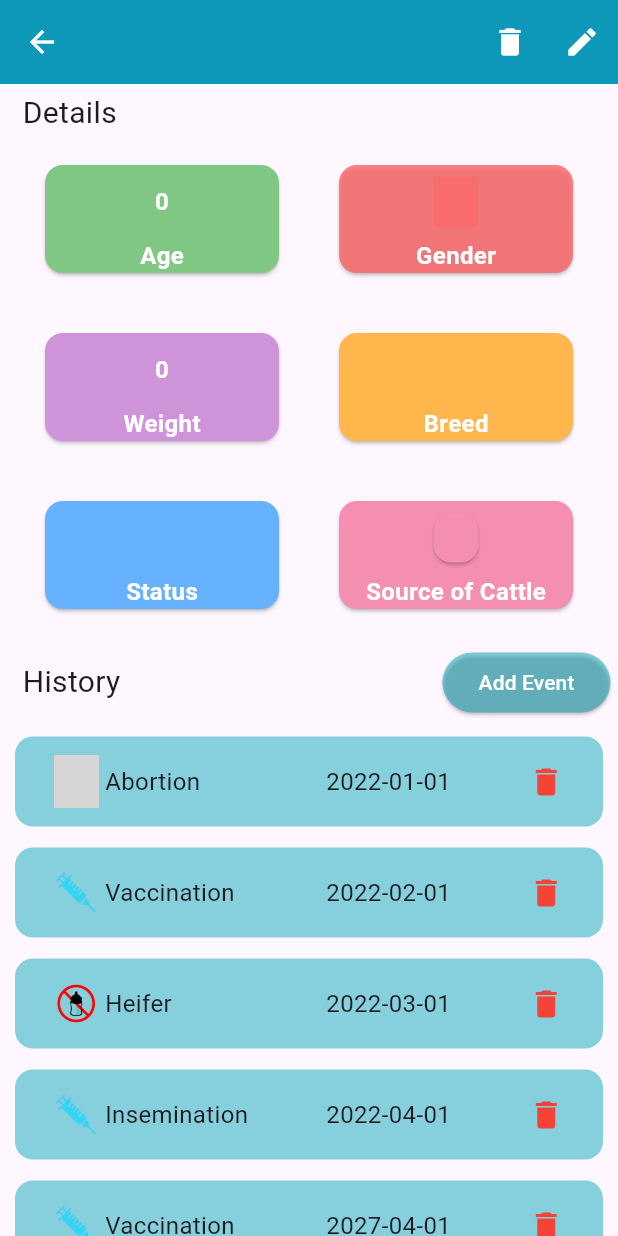
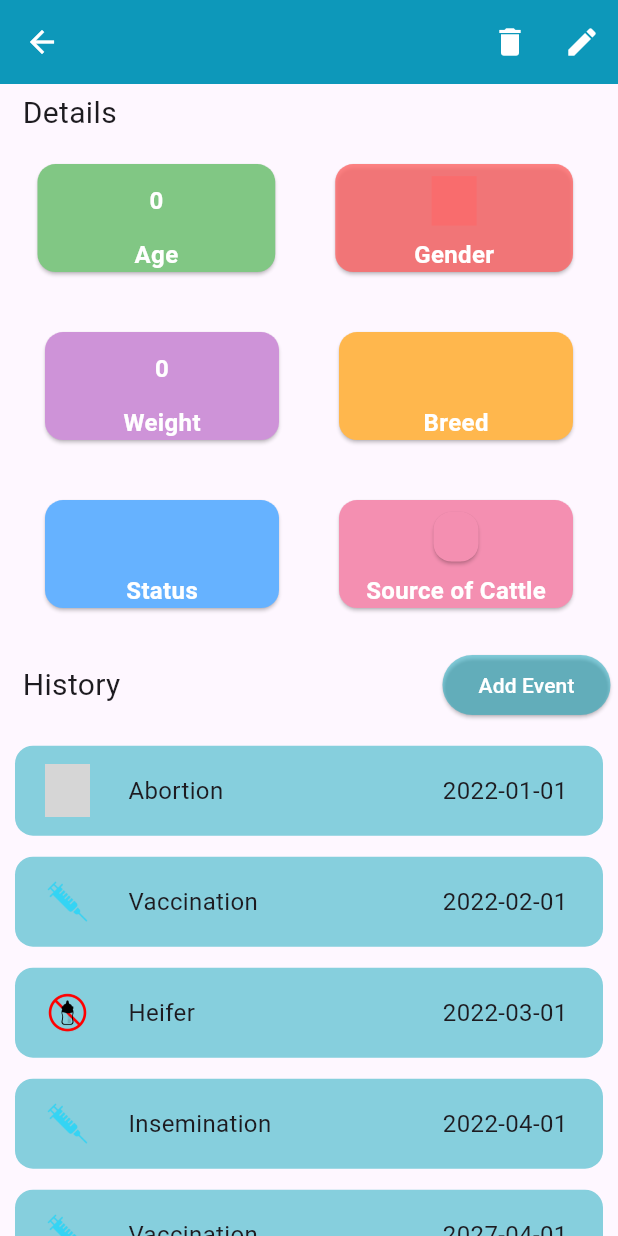
Before and after one commit to mrsushilkumar/DEP24-P20-DairyMgmtApp, a Flutter app: the AnimalDetails screen opened directly with empty values, on a phone screen of 412 x 824 dp. Run offline on Flutter 3.47's test engine with Material 3 defaults, Android fonts, the phone set to English and light mode, and no system bars; our stand-ins replace cloud_firestore, firebase_auth, firebase_core; missing offline and left inert: email_otp; accounts and stored records are empty; grey boxes are pictures that could not be loaded.

Commit message:
remove error in animal list history
.....................

```diff
--- a/farm_expense_mangement_app/lib/screens/home/animaldetails.dart
+++ b/farm_expense_mangement_app/lib/screens/home/animaldetails.dart
@@ -2,7 +2,9 @@
 import 'package:cloud_firestore/cloud_firestore.dart';
 import 'package:farm_expense_mangement_app/screens/home/animallist.dart';
 import 'package:firebase_auth/firebase_auth.dart';
+import 'package:flutter/cupertino.dart';
 import 'package:flutter/material.dart';
+import 'package:flutter/widgets.dart';
 
 import '../../models/cattle.dart';
 import '../../services/database/cattledatabase.dart';
@@ -72,6 +74,24 @@ class _AnimalDetailsState extends State<AnimalDetails> {
 
   @override
   Widget build(BuildContext context) {
+
+    Widget buildWidget(Map<String,Object> event) {
+      if (event['event'].toString() == 'abortion')
+        return Image.asset('asset/Cross_img.png',width: 30,height: 35,);
+
+      else if (event['event'].toString() == 'vaccination')
+        return Image.asset('asset/Vaccination.png',width: 30,height: 35,);
+
+      else if (event['event'].toString() == 'heifer')
+        return Image.asset('asset/heifer.png',width: 30,height: 35,);
+
+      else
+        return Image.asset('asset/Vaccination.png',width: 30,height: 35,);
+
+
+    }
+
+
     return Scaffold(
       appBar: AppBar(
         title: Text(
@@ -118,21 +138,25 @@ class _AnimalDetailsState extends State<AnimalDetails> {
               return Column(
                 crossAxisAlignment: CrossAxisAlignment.start,
                 children: [
-                  const Padding(
+                  const Expanded(
+                    flex: 1,
+                    child: Padding(
                       padding: EdgeInsets.fromLTRB(15, 5, 0, 0),
                       child: Text("Details",style: TextStyle(fontWeight:FontWeight.w400,fontSize: 20),),
                     ),
-                  Column(
+                  ),
+                  Expanded(
+                    flex: 10,
+                    child: Column(
                       children: [
                         Padding(
-                        padding: const EdgeInsets.fromLTRB(10,10,10,10),
+                          padding: const EdgeInsets.fromLTRB(5,10,10,10),
                           child: Row(
 
-                          mainAxisAlignment: MainAxisAlignment.spaceAround,
+                            // mainAxisAlignment: MainAxisAlignment.spaceAround,
                             children: [
 
                               Expanded(
-
                                 child: Card(
                                 margin: const EdgeInsets.fromLTRB(20,10,20,10),
                                 // color: Colors.blue[100],
@@ -205,7 +229,8 @@ class _AnimalDetailsState extends State<AnimalDetails> {
                                     ],
                                   ),
                                 ),
-                            ),]
+                              ),
+                            ]
                           ),
                         ),
                         Padding(
@@ -363,7 +388,10 @@ class _AnimalDetailsState extends State<AnimalDetails> {
                         )
                       ],
                     ),
-                  Padding(
+                  ),
+                  Expanded(
+                    flex: 2,
+                    child: Padding(
                         padding: const EdgeInsets.fromLTRB(15, 5, 5, 5),
                         child: Row(
                           mainAxisAlignment: MainAxisAlignment.spaceBetween,
@@ -393,8 +421,9 @@ class _AnimalDetailsState extends State<AnimalDetails> {
                           ],
                         ),
                       ),
+                  ),
                   Expanded(
-
+                    flex: 10,
                       // child:SingleChildScrollView(
                       //   scrollDirection: Axis.vertical,
                         child: ListView(
@@ -410,66 +439,57 @@ class _AnimalDetailsState extends State<AnimalDetails> {
                                     mainAxisAlignment: MainAxisAlignment.spaceAround,
                                     children: [
 
-                                  Container(
-                                    // padding: EdgeInsets.all(10),
+                                  Expanded(
+                                    flex: 4,
+                                    child: Container(
+                                      padding: const EdgeInsets.fromLTRB(20, 10, 10, 10),
                                       width: 130,
                                       height: 60,
                                       alignment: Alignment.centerLeft,
                                       decoration: BoxDecoration(
                                         borderRadius: BorderRadius.circular(12),
                                       ),
-                                    child: Expanded(
-                                      child: Row(
-                                        mainAxisAlignment: MainAxisAlignment.start,
-                                        children: [
-                                          if (event['event'].toString() == 'abortion')
-                                          Image.asset('asset/Cross_img.png',width: 30,height: 35,),
+                                      child: buildWidget(event)
 
-                                          if (event['event'].toString() == 'vaccination')
-                                            Image.asset('asset/Vaccination.png',width: 30,height: 35,),
-
-                                          if (event['event'].toString() == 'heifer')
-                                            Image.asset('asset/heifer.png',width: 30,height: 35,),
-
-                                          if (event['event'].toString() == 'insemination')
-                                            Image.asset('asset/Vaccination.png',width: 30,height: 35,),
-
-                                          Text(
-                                        " ${  capitalizeFirstLetterOfEachWord(event['event'].toString())}",
+                                    ),
+                                  ),
+                                  Expanded(
+                                    flex: 12,
+                                    child: Text(
+                                          " ${capitalizeFirstLetterOfEachWord(event['event'].toString())}",
                                           textAlign: TextAlign.left,
                                           overflow: TextOverflow.ellipsis,
                                           style: const TextStyle(fontSize: 16),
                                         ),
-
-                                        ]
                                   ),
-                                    ),
-                                  ),
-                                  SizedBox(
+                                  Expanded(
+                                    flex: 6,
+                                    child: SizedBox(
                                       // width: 80,
                                       child: Text(
                                         event["date"].toString(), // Display the raw date string
                                         softWrap: false,
-                                      textAlign: TextAlign.right,
+                                        textAlign: TextAlign.left,
                                         style: const TextStyle(fontSize: 16),
                                       ),
                                     ),
-                                  GestureDetector(
-                                    onTap: () {
-                                      print("Deleting item");
-                                      // Implement deletion logic here
-                                    },
-                                    child: const Icon(
-                                      Icons.delete,
-                                      color: Colors.red,
-                                      size: 24,
                                   ),
-                                  ),
+                                  // GestureDetector(
+                                  //   onTap: () {
+                                  //     print("Deleting item");
+                                  //     // Implement deletion logic here
+                                  //   },
+                                  //   child: const Icon(
+                                  //     Icons.delete,
+                                  //     color: Colors.red,
+                                  //     size: 24,
+                                  //   ),
+                                  // ),
                                   ],
                                   ),
                                 ),
-                              ))
-                              .toList(),
+                              )
+                          ).toList(),
                         ),
                     // ),
 
```
Lines whose indentation alone changed are shown as unchanged.
